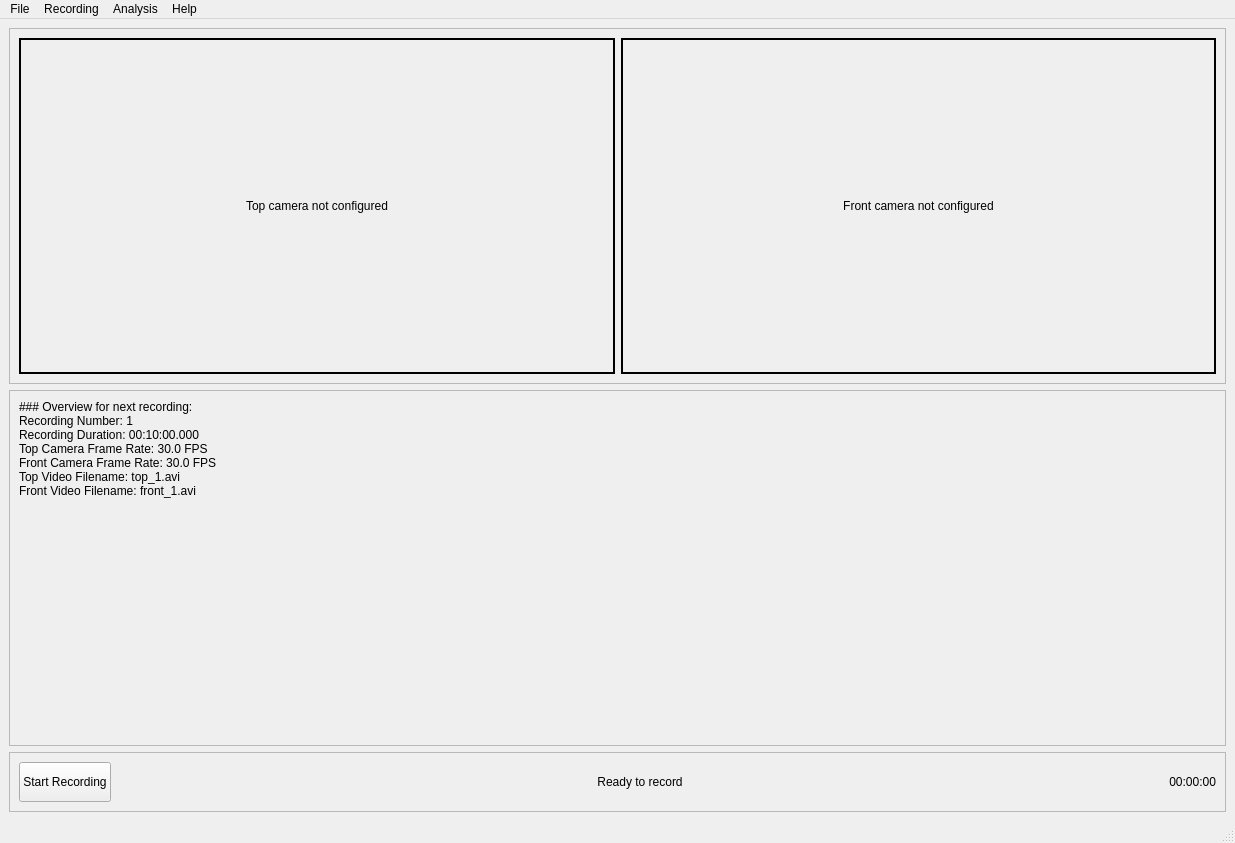
Before: the Qt Designer form ui/WGrimaceBox.ui in ETHZ-INS/Grimace-Box-Recorder, drawn with Qt 5.
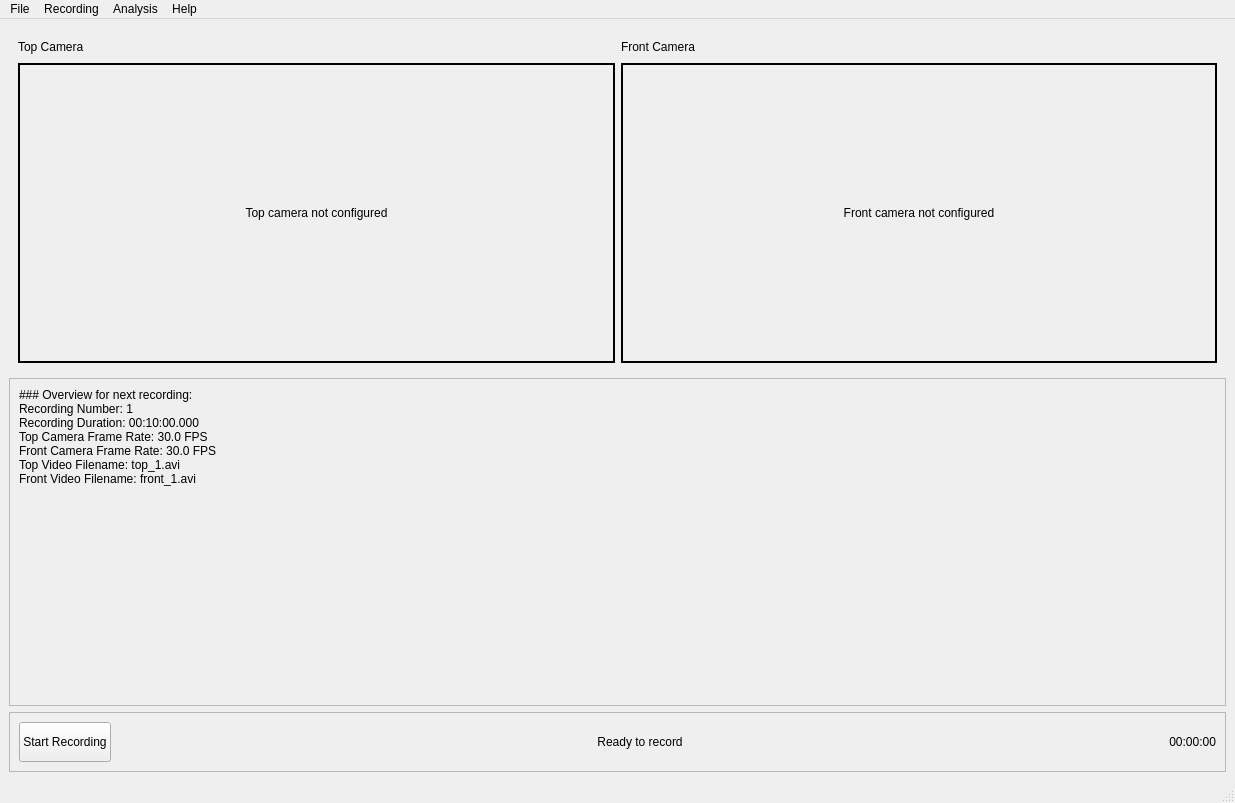
After: the same form once the commit is applied.

What changed in the file:
```diff
--- a/ui/WGrimaceBox.ui
+++ b/ui/WGrimaceBox.ui
@@ -7,12 +7,15 @@
     <x>0</x>
     <y>0</y>
     <width>1235</width>
-    <height>843</height>
+    <height>803</height>
    </rect>
   </property>
   <property name="windowTitle">
    <string>Grimace Box</string>
   </property>
+  <property name="tabShape">
+   <enum>QTabWidget::Rounded</enum>
+  </property>
   <widget class="QWidget" name="centralwidget">
    <layout class="QVBoxLayout" name="verticalLayout">
     <item>
@@ -30,15 +33,70 @@
        </size>
       </property>
       <property name="frameShape">
-       <enum>QFrame::StyledPanel</enum>
+       <enum>QFrame::NoFrame</enum>
       </property>
       <property name="frameShadow">
        <enum>QFrame::Raised</enum>
       </property>
-      <layout class="QHBoxLayout" name="horizontalLayout_3" stretch="1,1">
+      <layout class="QHBoxLayout" name="horizontalLayout_3" stretch="0,0,0">
        <property name="sizeConstraint">
-        <enum>QLayout::SetMinimumSize</enum>
+        <enum>QLayout::SetMinAndMaxSize</enum>
        </property>
+       <item>
+        <widget class="QFrame" name="frame_4">
+         <property name="sizePolicy">
+          <sizepolicy hsizetype="Preferred" vsizetype="Preferred">
+           <horstretch>1</horstretch>
+           <verstretch>0</verstretch>
+          </sizepolicy>
+         </property>
+         <property name="frameShape">
+          <enum>QFrame::NoFrame</enum>
+         </property>
+         <property name="frameShadow">
+          <enum>QFrame::Plain</enum>
+         </property>
+         <layout class="QVBoxLayout" name="verticalLayout_2">
+          <property name="sizeConstraint">
+           <enum>QLayout::SetMinAndMaxSize</enum>
+          </property>
+          <property name="leftMargin">
+           <number>0</number>
+          </property>
+          <property name="topMargin">
+           <number>0</number>
+          </property>
+          <property name="rightMargin">
+           <number>0</number>
+          </property>
+          <property name="bottomMargin">
+           <number>0</number>
+          </property>
+          <item>
+           <widget class="QLabel" name="label">
+            <property name="sizePolicy">
+             <sizepolicy hsizetype="Preferred" vsizetype="Fixed">
+              <horstretch>0</horstretch>
+              <verstretch>0</verstretch>
+             </sizepolicy>
+            </property>
+            <property name="minimumSize">
+             <size>
+              <width>0</width>
+              <height>20</height>
+             </size>
+            </property>
+            <property name="maximumSize">
+             <size>
+              <width>16777215</width>
+              <height>20</height>
+             </size>
+            </property>
+            <property name="text">
+             <string>Top Camera</string>
+            </property>
+           </widget>
+          </item>
        <item>
         <widget class="QLabel" name="lbl_video_top">
          <property name="sizePolicy">
@@ -76,6 +134,77 @@
          </property>
         </widget>
        </item>
+         </layout>
+        </widget>
+       </item>
+       <item>
+        <spacer name="horizontalSpacer">
+         <property name="orientation">
+          <enum>Qt::Horizontal</enum>
+         </property>
+         <property name="sizeHint" stdset="0">
+          <size>
+           <width>0</width>
+           <height>20</height>
+          </size>
+         </property>
+        </spacer>
+       </item>
+       <item>
+        <widget class="QFrame" name="frame_5">
+         <property name="sizePolicy">
+          <sizepolicy hsizetype="Preferred" vsizetype="Preferred">
+           <horstretch>1</horstretch>
+           <verstretch>0</verstretch>
+          </sizepolicy>
+         </property>
+         <property name="frameShape">
+          <enum>QFrame::NoFrame</enum>
+         </property>
+         <property name="frameShadow">
+          <enum>QFrame::Plain</enum>
+         </property>
+         <layout class="QVBoxLayout" name="verticalLayout_3">
+          <property name="sizeConstraint">
+           <enum>QLayout::SetMinAndMaxSize</enum>
+          </property>
+          <property name="leftMargin">
+           <number>0</number>
+          </property>
+          <property name="topMargin">
+           <number>0</number>
+          </property>
+          <property name="rightMargin">
+           <number>0</number>
+          </property>
+          <property name="bottomMargin">
+           <number>0</number>
+          </property>
+          <item>
+           <widget class="QLabel" name="label_2">
+            <property name="sizePolicy">
+             <sizepolicy hsizetype="Preferred" vsizetype="Fixed">
+              <horstretch>0</horstretch>
+              <verstretch>0</verstretch>
+             </sizepolicy>
+            </property>
+            <property name="minimumSize">
+             <size>
+              <width>0</width>
+              <height>20</height>
+             </size>
+            </property>
+            <property name="maximumSize">
+             <size>
+              <width>16777215</width>
+              <height>20</height>
+             </size>
+            </property>
+            <property name="text">
+             <string>Front Camera</string>
+            </property>
+           </widget>
+          </item>
        <item>
         <widget class="QLabel" name="lbl_video_front">
          <property name="sizePolicy">
@@ -110,6 +239,9 @@
       </layout>
      </widget>
     </item>
+      </layout>
+     </widget>
+    </item>
     <item>
      <widget class="QFrame" name="frame_3">
       <property name="frameShape">
@@ -147,6 +279,9 @@
          <property name="styleSheet">
           <string notr="true">color: orange</string>
          </property>
+         <property name="frameShadow">
+          <enum>QFrame::Plain</enum>
+         </property>
          <property name="text">
           <string/>
          </property>
```
Lines whose indentation alone changed are shown as unchanged.
